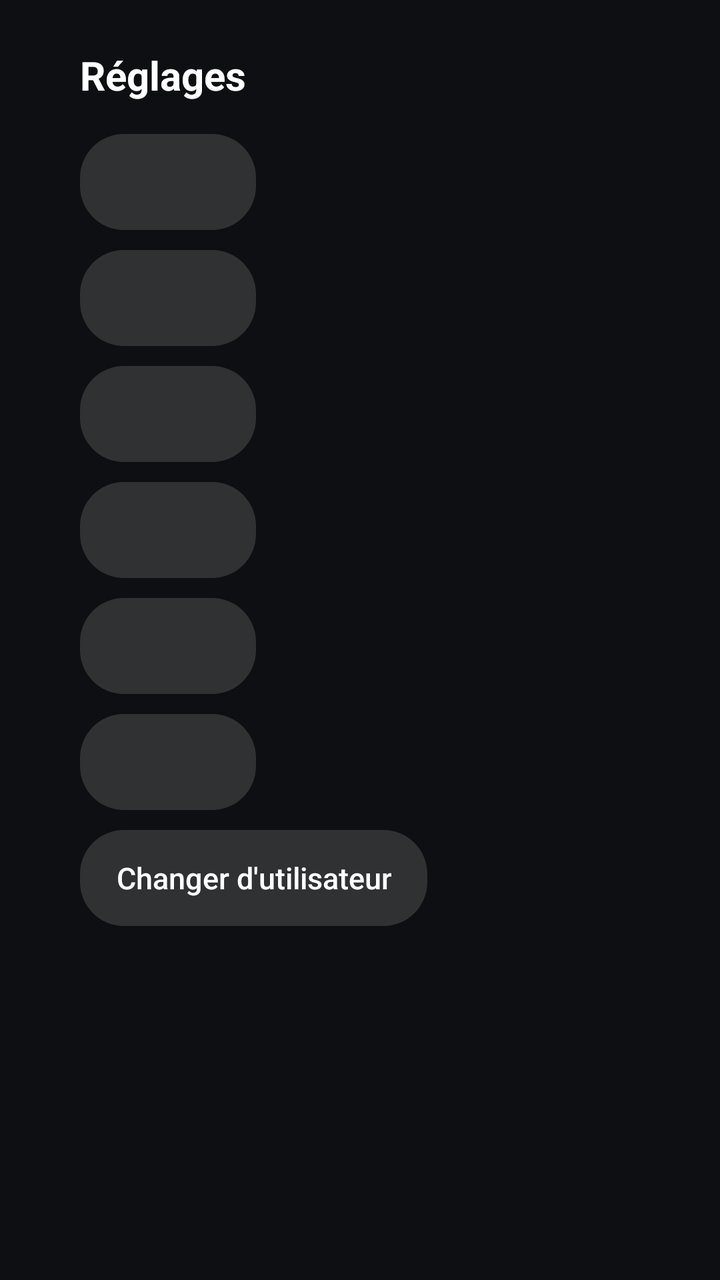
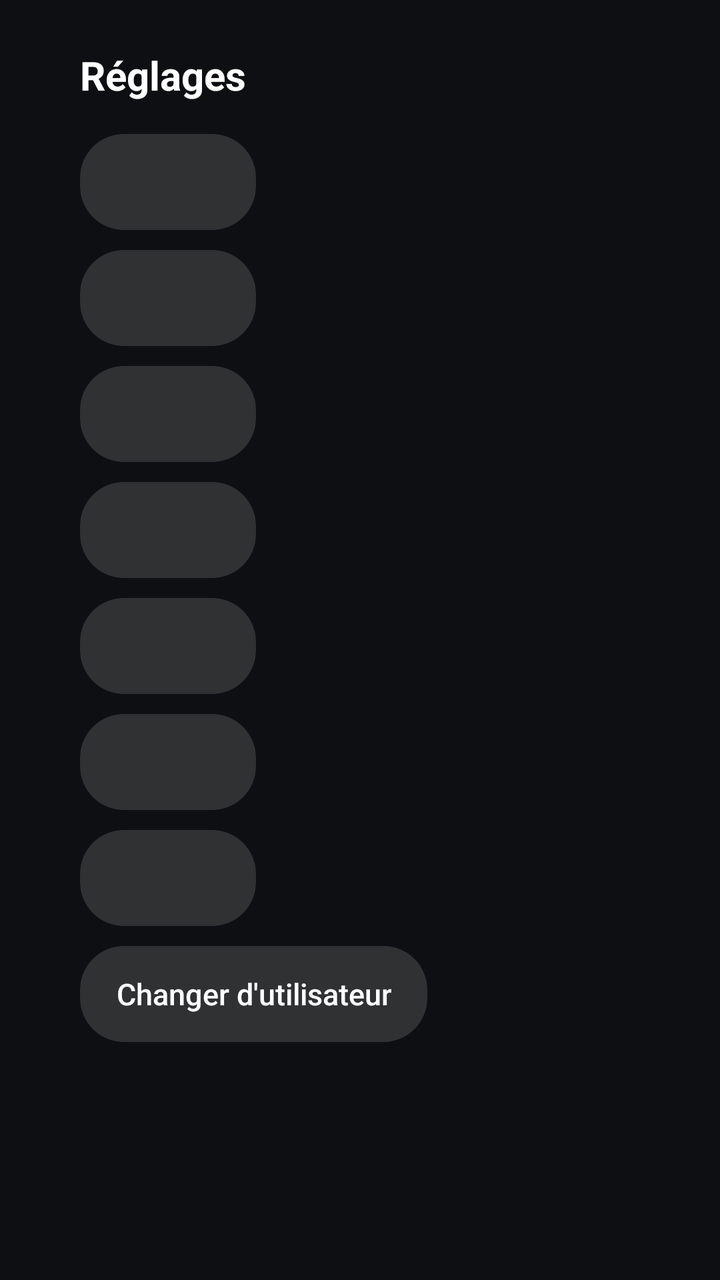

The first picture is an Android layout as it rendered before a commit; the second is the same layout after the commit. The layout source and the unified diff follow.
<!-- AndroidManifest.xml: application theme AppTheme -->
<!-- res/layout/activity_settings.xml -->
<?xml version="1.0" encoding="utf-8"?>
<LinearLayout xmlns:android="http://schemas.android.com/apk/res/android"
    android:layout_width="match_parent"
    android:layout_height="match_parent"
    android:orientation="vertical"
    android:paddingStart="40dp"
    android:paddingTop="24dp">

    <TextView style="@style/Title" android:layout_width="wrap_content" android:layout_height="wrap_content"
        android:layout_marginBottom="16dp" android:text="Réglages" />

    <Button android:id="@+id/server" style="@style/Btn" android:layout_marginBottom="10dp" />
    <Button android:id="@+id/burn" style="@style/Btn" android:layout_marginBottom="10dp" />
    <Button android:id="@+id/lang" style="@style/Btn" android:layout_marginBottom="10dp" />
    <Button android:id="@+id/seek" style="@style/Btn" android:layout_marginBottom="10dp" />
    <Button android:id="@+id/bitrate" style="@style/Btn" android:layout_marginBottom="10dp" />
    <Button android:id="@+id/cache" style="@style/Btn" android:layout_marginBottom="10dp" />
    <Button android:id="@+id/logout" style="@style/Btn" android:layout_marginBottom="10dp" android:text="Changer d'utilisateur" />

</LinearLayout>
<!-- resources referenced by this layout -->
<resources>
  <style name="Btn">
          <item name="android:layout_width">wrap_content</item>
          <item name="android:layout_height">wrap_content</item>
          <item name="android:background">@drawable/btn_bg</item>
          <item name="android:textColor">@color/btn_text</item>
          <item name="android:textSize">15sp</item>
          <item name="android:paddingStart">18dp</item>
          <item name="android:paddingEnd">18dp</item>
          <item name="android:paddingTop">8dp</item>
          <item name="android:paddingBottom">8dp</item>
          <item name="android:layout_marginEnd">10dp</item>
          <item name="android:focusable">true</item>
          <item name="android:stateListAnimator">@null</item>
          <item name="android:textAllCaps">false</item>
          <item name="android:singleLine">true</item>
      </style>
  <style name="Title">
          <item name="android:textColor">@android:color/white</item>
          <item name="android:textSize">20sp</item>
          <item name="android:textStyle">bold</item>
      </style>
  <style name="AppTheme" parent="@android:style/Theme.DeviceDefault.NoActionBar">
          <item name="android:windowBackground">@color/bg</item>
          <item name="android:colorAccent">@color/accent</item>
          <item name="android:windowAnimationStyle">@null</item>
          <item name="android:windowContentTransitions">false</item>
      </style>
  <!-- drawable btn_bg (drawable) -->
  <?xml version="1.0" encoding="utf-8"?>
  <selector xmlns:android="http://schemas.android.com/apk/res/android">
      <item android:state_focused="true" android:state_pressed="true">
          <shape><solid android:color="#FFC8CACF" /><corners android:radius="22dp" /></shape>
      </item>
      <item android:state_focused="true">
          <shape><solid android:color="@android:color/white" /><corners android:radius="22dp" /></shape>
      </item>
      <item android:state_activated="true">
          <shape><solid android:color="@color/accent" /><corners android:radius="22dp" /></shape>
      </item>
      <item>
          <shape><solid android:color="@color/chip" /><corners android:radius="22dp" /></shape>
      </item>
  </selector>
  <color name="bg">#FF0E0F12</color>
  <color name="accent">#FF00A4DC</color>
  <color name="chip">#24FFFFFF</color>
</resources>

<!-- the commit's change to res/layout/activity_settings.xml (unified diff, before → after) -->
@@ -15,6 +15,7 @@
     <Button android:id="@+id/seek" style="@style/Btn" android:layout_marginBottom="10dp" />
     <Button android:id="@+id/bitrate" style="@style/Btn" android:layout_marginBottom="10dp" />
     <Button android:id="@+id/cache" style="@style/Btn" android:layout_marginBottom="10dp" />
+    <Button android:id="@+id/update" style="@style/Btn" android:layout_marginBottom="10dp" />
     <Button android:id="@+id/logout" style="@style/Btn" android:layout_marginBottom="10dp" android:text="Changer d'utilisateur" />
 
 </LinearLayout>
